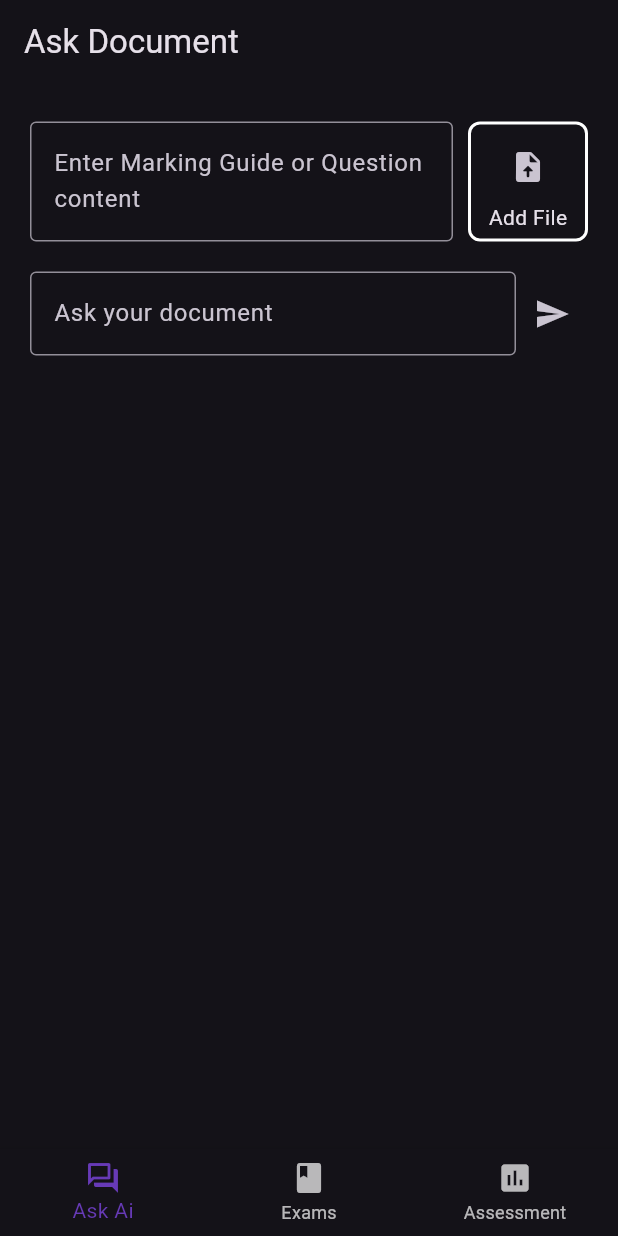
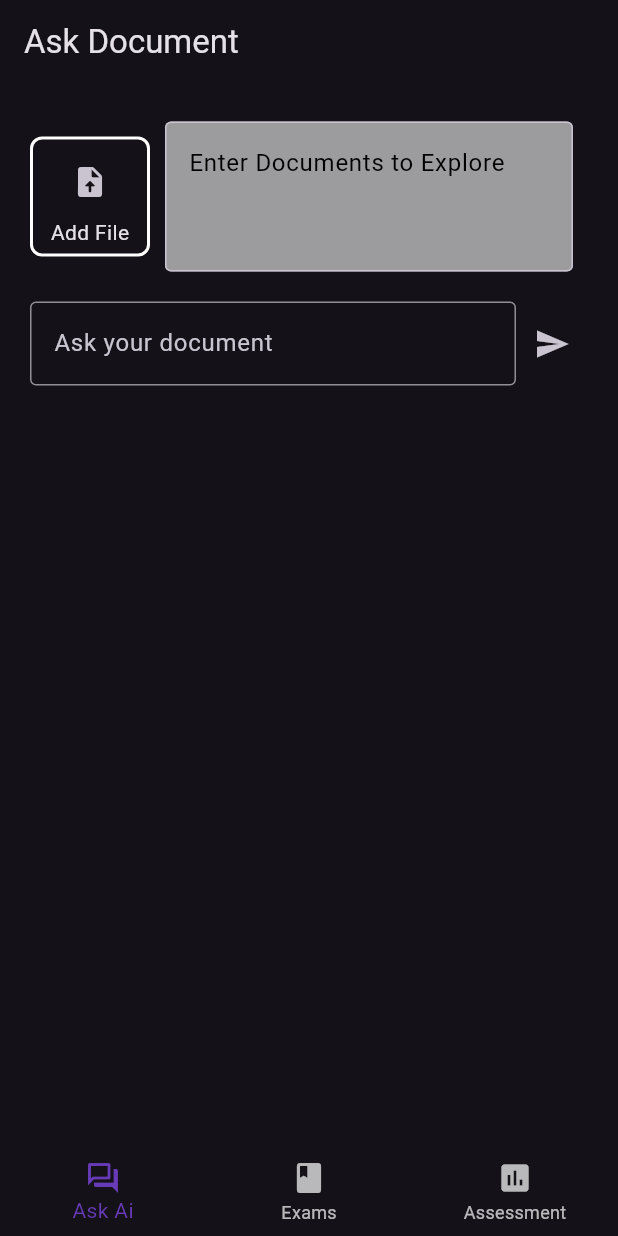
Before and after one commit to rufaromugabe/eureka, a Flutter app: the screen it shows after launch, after a tap on "Add File", on a phone screen of 412 x 824 dp. Run offline on Flutter 3.47's test engine with Material 3 defaults, Android fonts, the light colour scheme and no system bars; our stand-ins replace camera, file_picker, flutter_markdown, google_generative_ai, image_picker, percent_indicator and 1 more; missing offline and left inert: docx_to_text, syncfusion_flutter_pdf.

Commit message:
ask ai update

```diff
--- a/lib/Ask.dart
+++ b/lib/Ask.dart
@@ -1,8 +1,8 @@
 import 'dart:async';
+import 'package:syncfusion_flutter_pdf/pdf.dart';
 import 'dart:io';
 import 'package:eureka/main.dart';
 import 'package:permission_handler/permission_handler.dart';
-import 'package:flutter/services.dart';
 import 'package:flutter_markdown/flutter_markdown.dart';
 import 'package:google_generative_ai/google_generative_ai.dart';
 import 'package:image_picker/image_picker.dart';
@@ -104,10 +104,15 @@ class _AskAiState extends State<AskAi> {
       File file = File(result.files.single.path!);
       String extension = path.extension(file.path);
 
-      if (extension == '.docx') {
+      if (extension == '.pdf') {
+        final PdfDocument document =
+            PdfDocument(inputBytes: file.readAsBytesSync());
+        String text = PdfTextExtractor(document).extractText();
+        document.dispose();
+        _controller.text = text;
+      } else if (extension == '.docx') {
         final bytes = await file.readAsBytes();
         final fileContent = docxToText(bytes);
-        data = fileContent;
         _controller.text = fileContent;
       } else if (extension == '.txt') {
         String fileContent = await file.readAsString();
@@ -117,11 +122,11 @@ class _AskAiState extends State<AskAi> {
           context: context,
           builder: (BuildContext context) {
             return AlertDialog(
-              title: const Text('File Error'),
-              content: const Text('Unsupported file type'),
+              title: Text('File Error'),
+              content: Text(" File not Supported"),
               actions: <Widget>[
                 TextButton(
-                  child: const Text('Close'),
+                  child: Text('Close'),
                   onPressed: () {
                     Navigator.of(context).pop();
                   },
@@ -131,7 +136,7 @@ class _AskAiState extends State<AskAi> {
           },
         );
       }
-    } else {}
+    }
   }
 
   @override
@@ -152,22 +157,6 @@ class _AskAiState extends State<AskAi> {
               ),
               Row(
                 children: [
-                  Expanded(
-                    child: Container(
-                      alignment: Alignment.center,
-                      height: 80,
-                      child: TextField(
-                        maxLines: 10,
-                        controller: _controller,
-                        decoration: const InputDecoration(
-                            hintText: 'Enter Marking Guide or Question content',
-                            border: OutlineInputBorder()),
-                      ),
-                    ),
-                  ),
-                  SizedBox(
-                    width: 10,
-                  ),
                   InkWell(
                     hoverColor: Colors.deepPurple.withOpacity(0.2),
                     onTap: () {
@@ -198,7 +187,30 @@ class _AskAiState extends State<AskAi> {
                         ],
                       ),
                     ),
-                  )
+                  ),
+                  SizedBox(
+                    width: 10,
+                  ),
+                  Expanded(
+                    child: Container(
+                      alignment: Alignment.center,
+                      height: 100,
+                      child: TextField(
+                        maxLines: 10,
+                        controller: _controller,
+                        decoration: const InputDecoration(
+                            filled: true,
+                            fillColor: Color.fromARGB(148, 255, 255, 255),
+                            hintText: 'Enter Documents to Explore ',
+                            border: OutlineInputBorder(),
+                            hintStyle: TextStyle(color: Colors.black)),
+                        style: TextStyle(color: Colors.black),
+                      ),
+                    ),
+                  ),
+                  SizedBox(
+                    width: 10,
+                  ),
                 ],
               ),
               const SizedBox(
@@ -216,6 +228,7 @@ class _AskAiState extends State<AskAi> {
                 IconButton(
                     onPressed: () {
                       setState(() {
+                        data = _controller.text;
                         getResponse("${_controller1.text} from $data");
                         askindex = 1;
                       });
--- a/lib/assessmentscreen.dart
+++ b/lib/assessmentscreen.dart
@@ -1,7 +1,7 @@
 import 'dart:async';
 import 'dart:io';
+import 'package:syncfusion_flutter_pdf/pdf.dart';
 import 'package:camera/camera.dart';
-import 'package:eureka/main.dart';
 import 'package:permission_handler/permission_handler.dart';
 import 'package:eureka/assessmenthandler.dart';
 import 'package:eureka/takepicture.dart';
@@ -44,7 +44,13 @@ class _AssessmentScreenState extends State<AssessmentScreen> {
       File file = File(result.files.single.path!);
       String extension = path.extension(file.path);
 
-      if (extension == '.docx') {
+      if (extension == '.pdf') {
+        final PdfDocument document =
+            PdfDocument(inputBytes: file.readAsBytesSync());
+        String text = PdfTextExtractor(document).extractText();
+        document.dispose();
+        _controller.text = text;
+      } else if (extension == '.docx') {
         final bytes = await file.readAsBytes();
         final fileContent = docxToText(bytes);
         _controller.text = fileContent;
@@ -56,11 +62,11 @@ class _AssessmentScreenState extends State<AssessmentScreen> {
           context: context,
           builder: (BuildContext context) {
             return AlertDialog(
-              title: const Text('File Error'),
-              content: const Text('Unsupported file type'),
+              title: Text('File Error'),
+              content: Text(" File not Supported"),
               actions: <Widget>[
                 TextButton(
-                  child: const Text('Close'),
+                  child: Text('Close'),
                   onPressed: () {
                     Navigator.of(context).pop();
                   },
@@ -70,7 +76,7 @@ class _AssessmentScreenState extends State<AssessmentScreen> {
           },
         );
       }
-    } else {}
+    }
   }
 
   Future<void> ImagegetCamera() async {
@@ -132,8 +138,13 @@ class _AssessmentScreenState extends State<AssessmentScreen> {
                         maxLines: 10,
                         controller: _controller,
                         decoration: const InputDecoration(
-                            hintText: 'Enter Marking Guide or Question content',
-                            border: OutlineInputBorder()),
+                            filled: true,
+                            fillColor: Color.fromARGB(148, 255, 255, 255),
+                            hintText:
+                                'Enter Marking guide or Question content ',
+                            border: OutlineInputBorder(),
+                            hintStyle: TextStyle(color: Colors.black)),
+                        style: TextStyle(color: Colors.black),
                       ),
                     ),
                   ),
--- a/lib/examscreen.dart
+++ b/lib/examscreen.dart
@@ -1,4 +1,5 @@
 import 'dart:io';
+import 'package:syncfusion_flutter_pdf/pdf.dart';
 import 'package:permission_handler/permission_handler.dart';
 import 'package:eureka/widgets/custombutton.dart';
 import 'package:eureka/widgets/customdropdown.dart';
@@ -37,7 +38,13 @@ class _ExamScreenState extends State<ExamScreen> {
       File file = File(result.files.single.path!);
       String extension = path.extension(file.path);
 
-      if (extension == '.docx') {
+      if (extension == '.pdf') {
+        final PdfDocument document =
+            PdfDocument(inputBytes: file.readAsBytesSync());
+        String text = PdfTextExtractor(document).extractText();
+        document.dispose();
+        _controller.text = text;
+      } else if (extension == '.docx') {
         final bytes = await file.readAsBytes();
         final fileContent = docxToText(bytes);
         _controller.text = fileContent;
@@ -46,15 +53,14 @@ class _ExamScreenState extends State<ExamScreen> {
         _controller.text = fileContent;
       } else {
         showDialog(
-          // ignore: use_build_context_synchronously
           context: context,
           builder: (BuildContext context) {
             return AlertDialog(
-              title: const Text('File Error'),
-              content: const Text('Unsupported file type'),
+              title: Text('File Error'),
+              content: Text(" File not Supported"),
               actions: <Widget>[
                 TextButton(
-                  child: const Text('Close'),
+                  child: Text('Close'),
                   onPressed: () {
                     Navigator.of(context).pop();
                   },
@@ -64,7 +70,7 @@ class _ExamScreenState extends State<ExamScreen> {
           },
         );
       }
-    } else {}
+    }
   }
 
   @override
@@ -86,8 +92,13 @@ class _ExamScreenState extends State<ExamScreen> {
                 maxLines: 8,
                 controller: _controller,
                 decoration: const InputDecoration(
-                    hintText: 'Enter Exam Content',
-                    border: OutlineInputBorder()),
+                    filled: true,
+                    fillColor: Color.fromARGB(148, 255, 255, 255),
+                    hintText:
+                        'Enter Exam Content i.e Course content or Outline ',
+                    border: OutlineInputBorder(),
+                    hintStyle: TextStyle(color: Colors.black)),
+                style: TextStyle(color: Colors.black),
               ),
             ),
             const SizedBox(
--- a/lib/takepicture.dart
+++ b/lib/takepicture.dart
@@ -1,10 +1,6 @@
 import 'dart:async';
-import 'dart:io';
 import 'package:camera/camera.dart';
 import 'package:eureka/assessmentscreen.dart';
-import 'package:eureka/main.dart';
-import 'package:eureka/widgets/custombutton.dart';
-import 'package:image_picker/image_picker.dart';
 import 'package:flutter/material.dart';
 
 class TakePictureScreen extends StatefulWidget {
--- a/lib/widgets/custombutton.dart
+++ b/lib/widgets/custombutton.dart
@@ -12,13 +12,14 @@ class CustomButton extends StatelessWidget {
     return ElevatedButton(
         onPressed: onPressed,
         style: ElevatedButton.styleFrom(
+          padding: EdgeInsets.all(8.0),
           backgroundColor: Colors.deepPurple,
           shape: RoundedRectangleBorder(
             borderRadius: BorderRadius.circular(8.0),
           ),
         ),
         child: Container(
-          width: 100,
+          width: 95,
           child: Row(
             mainAxisAlignment: MainAxisAlignment.spaceEvenly,
             children: [
--- a/pubspec.yaml
+++ b/pubspec.yaml
@@ -45,6 +45,7 @@ dependencies:
   camera: ^0.11.0+1
   permission_handler: ^11.3.1
   percent_indicator: ^4.2.3
+  syncfusion_flutter_pdf: ^25.2.6
 
 dev_dependencies:
   flutter_test:
```
Also changed, not shown: pubspec.lock.
